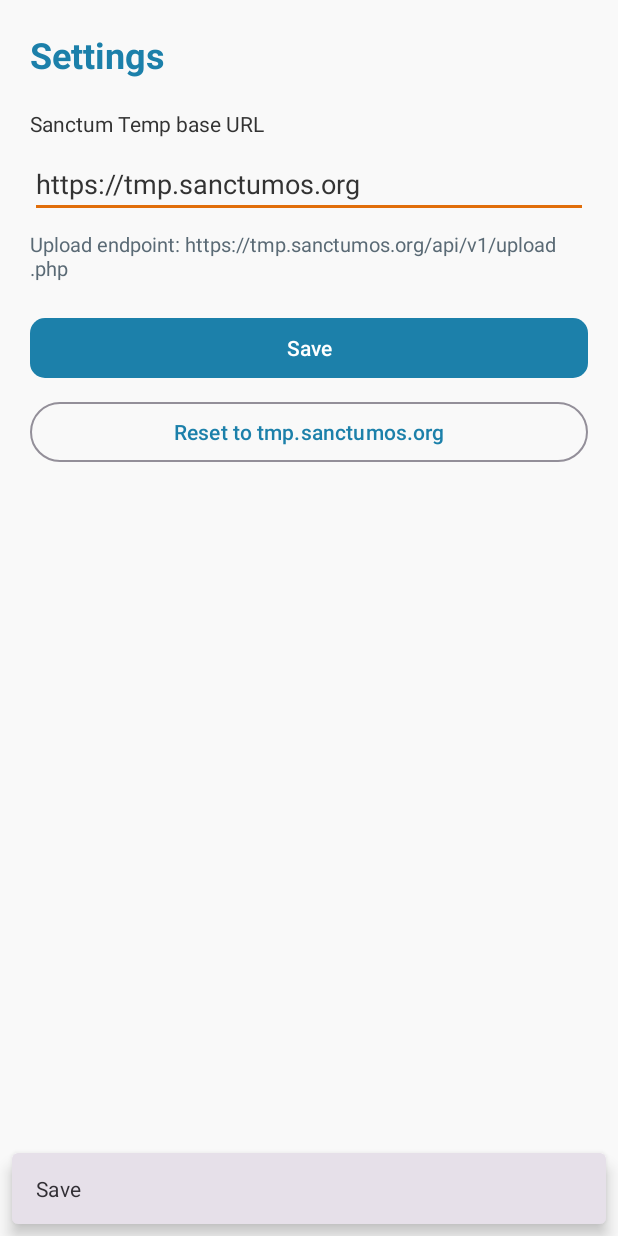
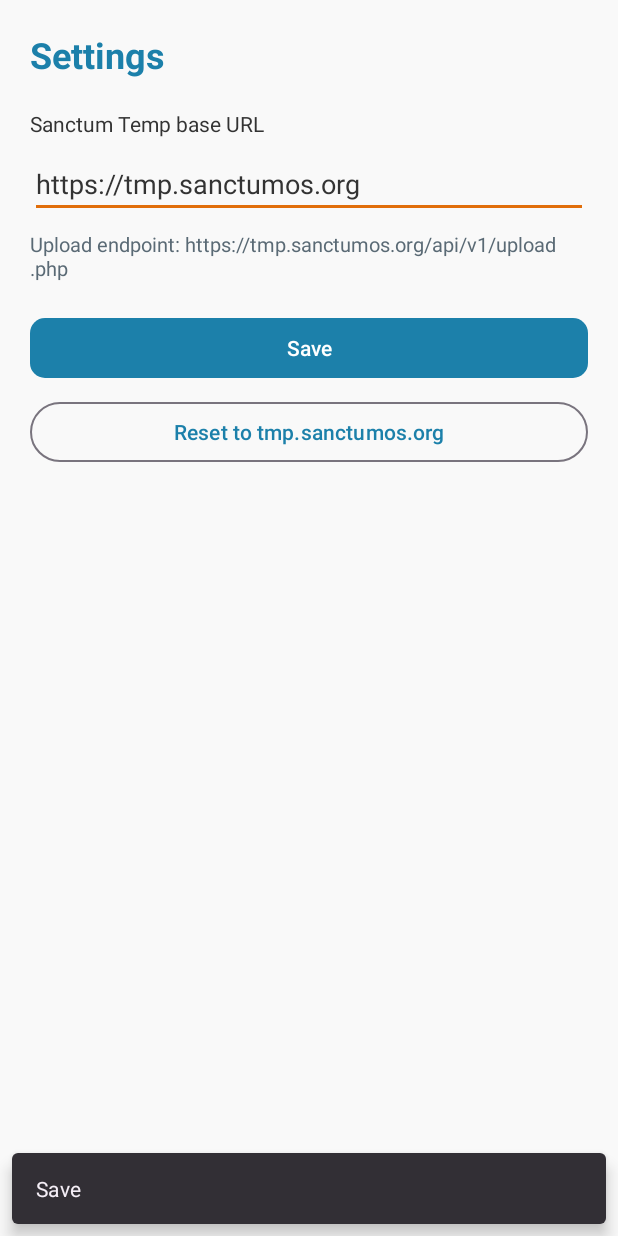
Before and after one commit to sanctumos/tmp-sanctum, an Android app: the SettingsActivity screen opened directly, with no data from a screen before it, after a tap on "Save", on a phone screen of 412 x 824 dp. Run offline under Robolectric (Android 15) with nearby library versions, the light colour scheme and no system bars.

Commit message:
Align Sanctum Share theme with SanctumOS light brand pack.

```diff
--- a/android/app/src/main/res/values/themes.xml
+++ b/android/app/src/main/res/values/themes.xml
@@ -1,13 +1,14 @@
 <?xml version="1.0" encoding="utf-8"?>
 <resources>
-    <style name="Theme.SanctumShare" parent="Theme.Material3.Dark.NoActionBar">
+    <style name="Theme.SanctumShare" parent="Theme.Material3.Light.NoActionBar">
         <item name="colorPrimary">@color/sanctum_primary</item>
         <item name="colorSecondary">@color/sanctum_secondary</item>
         <item name="colorOnPrimary">@android:color/white</item>
-        <item name="android:statusBarColor">@color/sanctum_bg</item>
+        <item name="android:statusBarColor">@color/sanctum_primary</item>
         <item name="android:navigationBarColor">@color/sanctum_bg</item>
         <item name="android:windowBackground">@color/sanctum_bg</item>
         <item name="android:textColorPrimary">@color/sanctum_ink</item>
+        <item name="android:windowLightStatusBar">false</item>
         <item name="materialButtonStyle">@style/Widget.SanctumShare.Button</item>
     </style>
 
```
Also changed, not shown: 1 other file.
